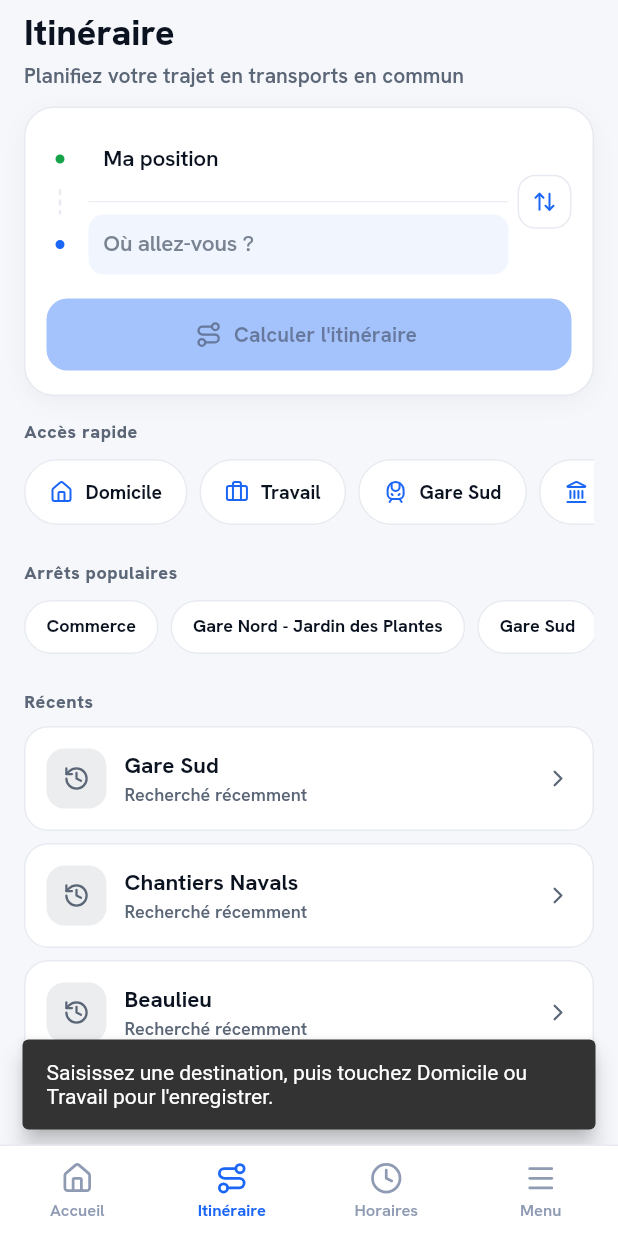
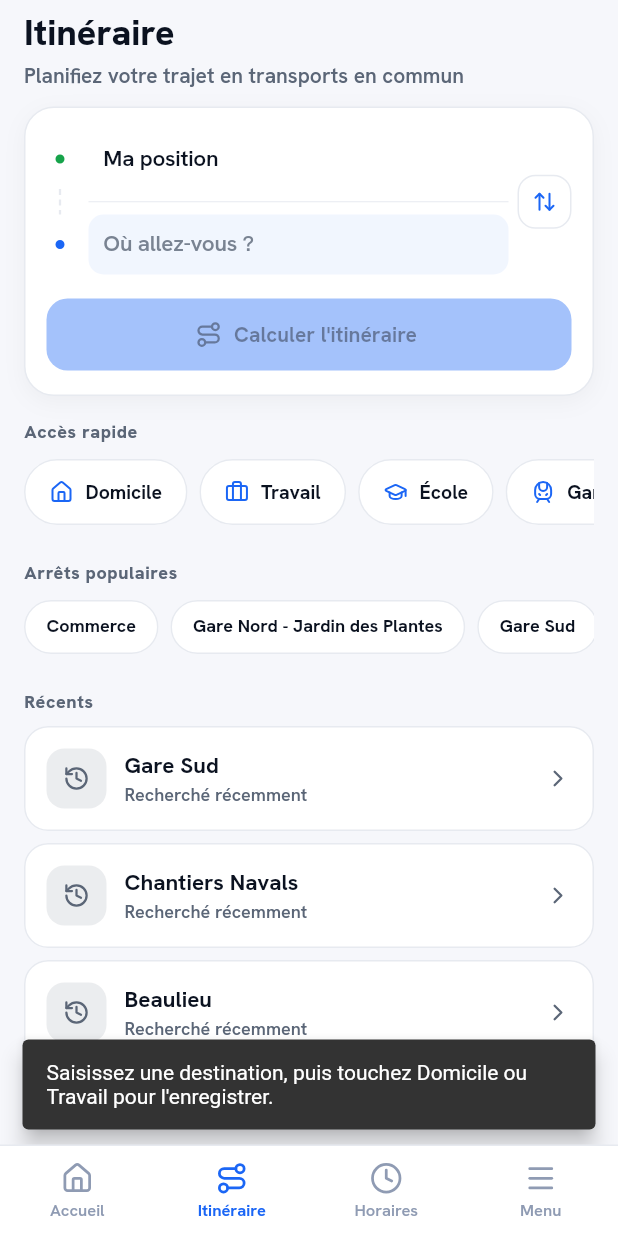
Before and after one commit to dixandmeet/iv0, a Flutter app: the screen it shows after launch, item 2 of the bottom bar chosen, after a tap on "Domicile", on a phone screen of 412 x 824 dp. Run offline on Flutter 3.47's test engine with Material 3 defaults, Android fonts, the phone set to English and light mode, and no system bars; our stand-ins replace flutter_map, geolocator, google_fonts, latlong2, lucide_icons_flutter, shared_preferences and 1 more; accounts and stored records are empty; network calls fail.

Commit message:
Itinéraire: ajoute le trajet récurrent École (accès rapide)
3e puce d'accès rapide (quick_school_destination), même logique que
Domicile/Travail : tap configure ou lance, appui long efface ; persistée.

Co-Authored-By: Claude Opus 4.8 <noreply@anthropic.com>

```diff
--- a/lib/screens/itinerary_page.dart
+++ b/lib/screens/itinerary_page.dart
@@ -24,6 +24,7 @@ class _ItineraryPageState extends State<ItineraryPage> {
   static const _recentsKey = 'itinerary_recent_destinations';
   static const _homeKey = 'quick_home_destination';
   static const _workKey = 'quick_work_destination';
+  static const _schoolKey = 'quick_school_destination';
 
   final TextEditingController _originController =
       TextEditingController(text: 'Ma position');
@@ -37,6 +38,7 @@ class _ItineraryPageState extends State<ItineraryPage> {
   List<String> _recents = [];
   String? _home;
   String? _work;
+  String? _school;
 
   final List<String> _popularStops = [
     'Commerce',
@@ -99,6 +101,7 @@ class _ItineraryPageState extends State<ItineraryPage> {
           ['Gare Sud', 'Chantiers Navals', 'Beaulieu'];
       _home = prefs.getString(_homeKey);
       _work = prefs.getString(_workKey);
+      _school = prefs.getString(_schoolKey);
     });
   }
 
@@ -127,6 +130,7 @@ class _ItineraryPageState extends State<ItineraryPage> {
     setState(() {
       if (key == _homeKey) _home = dest;
       if (key == _workKey) _work = dest;
+      if (key == _schoolKey) _school = dest;
     });
     ScaffoldMessenger.of(context).showSnackBar(
       SnackBar(
@@ -143,6 +147,7 @@ class _ItineraryPageState extends State<ItineraryPage> {
     setState(() {
       if (key == _homeKey) _home = null;
       if (key == _workKey) _work = null;
+      if (key == _schoolKey) _school = null;
     });
     ScaffoldMessenger.of(context).showSnackBar(
       const SnackBar(
@@ -417,6 +422,18 @@ class _ItineraryPageState extends State<ItineraryPage> {
                 onTap: () => _onQuickSlotTap(_workKey, _work),
                 onLongPress:
                     _work == null ? null : () => _clearQuickSlot(_workKey),
+                cardBg: cardBg,
+                borderCol: borderCol,
+                textColor: primaryTextColor,
+                compact: true,
+              ),
+              const SizedBox(width: 8),
+              _QuickChip(
+                icon: LucideIcons.graduationCap,
+                label: _school ?? 'École',
+                onTap: () => _onQuickSlotTap(_schoolKey, _school),
+                onLongPress:
+                    _school == null ? null : () => _clearQuickSlot(_schoolKey),
                 cardBg: cardBg,
                 borderCol: borderCol,
                 textColor: primaryTextColor,
```
